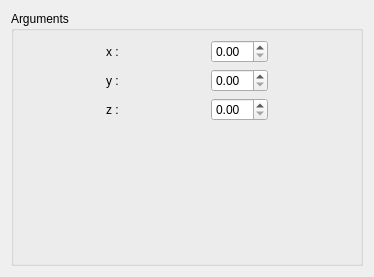
SalomePlatform/hexablock, file src/HEXABLOCKGUI/Vertex_QTD.ui: the form before one commit.
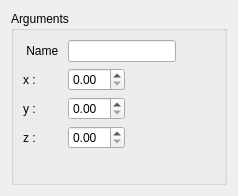
The form after the commit.

Commit message: added: - rename elt of documents. - clear associations ( popup ). fixed: - idl : getAssociations ( vertex, edge, quad ). new field ( "ior" ) added to Shape class

```diff
--- a/src/HEXABLOCKGUI/Vertex_QTD.ui
+++ b/src/HEXABLOCKGUI/Vertex_QTD.ui
@@ -6,8 +6,8 @@
    <rect>
     <x>0</x>
     <y>0</y>
-    <width>374</width>
-    <height>277</height>
+    <width>238</width>
+    <height>196</height>
    </rect>
   </property>
   <property name="windowTitle">
@@ -19,10 +19,34 @@
      <property name="title">
       <string>Arguments</string>
      </property>
-     <layout class="QVBoxLayout" name="verticalLayout">
-      <item>
-       <layout class="QHBoxLayout" name="horizontalLayout">
-        <item>
+     <layout class="QFormLayout" name="formLayout">
+      <property name="fieldGrowthPolicy">
+       <enum>QFormLayout::ExpandingFieldsGrow</enum>
+      </property>
+      <item row="0" column="0">
+       <widget class="QLabel" name="label_6">
+        <property name="text">
+         <string> Name </string>
+        </property>
+       </widget>
+      </item>
+      <item row="0" column="1">
+       <widget class="QLineEdit" name="name_le">
+        <property name="sizePolicy">
+         <sizepolicy hsizetype="Preferred" vsizetype="Fixed">
+          <horstretch>0</horstretch>
+          <verstretch>0</verstretch>
+         </sizepolicy>
+        </property>
+        <property name="maximumSize">
+         <size>
+          <width>127</width>
+          <height>16777215</height>
+         </size>
+        </property>
+       </widget>
+      </item>
+      <item row="1" column="0">
          <widget class="QLabel" name="label">
           <property name="sizePolicy">
            <sizepolicy hsizetype="Maximum" vsizetype="Preferred">
@@ -35,7 +59,7 @@
           </property>
          </widget>
         </item>
-        <item>
+      <item row="1" column="1">
          <widget class="QDoubleSpinBox" name="x_spb">
           <property name="sizePolicy">
            <sizepolicy hsizetype="Maximum" vsizetype="Fixed">
@@ -45,11 +69,7 @@
           </property>
          </widget>
         </item>
-       </layout>
-      </item>
-      <item>
-       <layout class="QHBoxLayout" name="horizontalLayout_2">
-        <item>
+      <item row="2" column="0">
          <widget class="QLabel" name="label_2">
           <property name="sizePolicy">
            <sizepolicy hsizetype="Maximum" vsizetype="Preferred">
@@ -62,7 +82,7 @@
           </property>
          </widget>
         </item>
-        <item>
+      <item row="2" column="1">
          <widget class="QDoubleSpinBox" name="y_spb">
           <property name="sizePolicy">
            <sizepolicy hsizetype="Maximum" vsizetype="Fixed">
@@ -72,11 +92,7 @@
           </property>
          </widget>
         </item>
-       </layout>
-      </item>
-      <item>
-       <layout class="QHBoxLayout" name="horizontalLayout_3">
-        <item>
+      <item row="3" column="0">
          <widget class="QLabel" name="label_3">
           <property name="sizePolicy">
            <sizepolicy hsizetype="Maximum" vsizetype="Preferred">
@@ -89,7 +105,7 @@
           </property>
          </widget>
         </item>
-        <item>
+      <item row="3" column="1">
          <widget class="QDoubleSpinBox" name="z_spb">
           <property name="sizePolicy">
            <sizepolicy hsizetype="Maximum" vsizetype="Fixed">
@@ -98,21 +114,6 @@
            </sizepolicy>
           </property>
          </widget>
-        </item>
-       </layout>
-      </item>
-      <item>
-       <spacer name="verticalSpacer">
-        <property name="orientation">
-         <enum>Qt::Vertical</enum>
-        </property>
-        <property name="sizeHint" stdset="0">
-         <size>
-          <width>20</width>
-          <height>95</height>
-         </size>
-        </property>
-       </spacer>
       </item>
      </layout>
     </widget>
```
Lines whose indentation alone changed are shown as unchanged. The commit also changes 20 other files.
